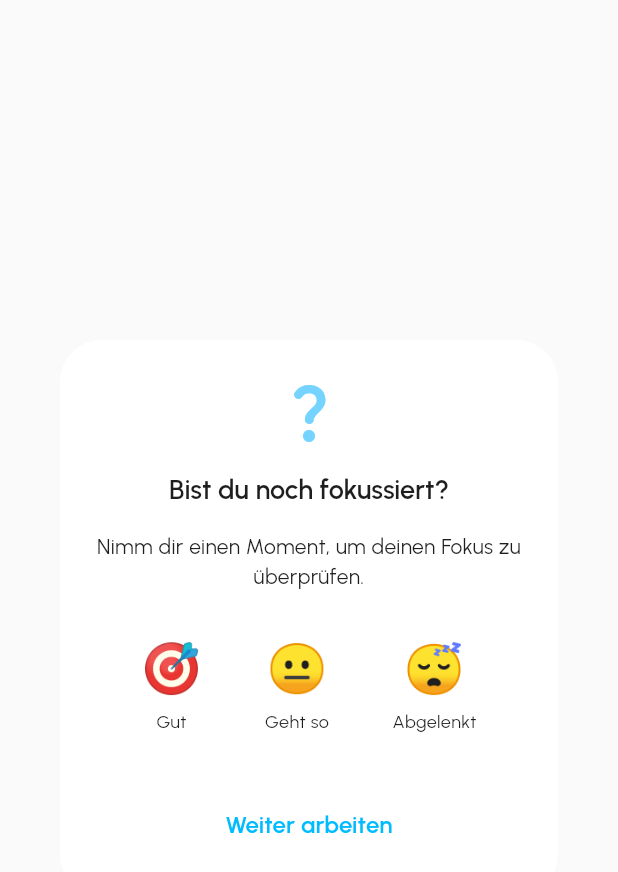
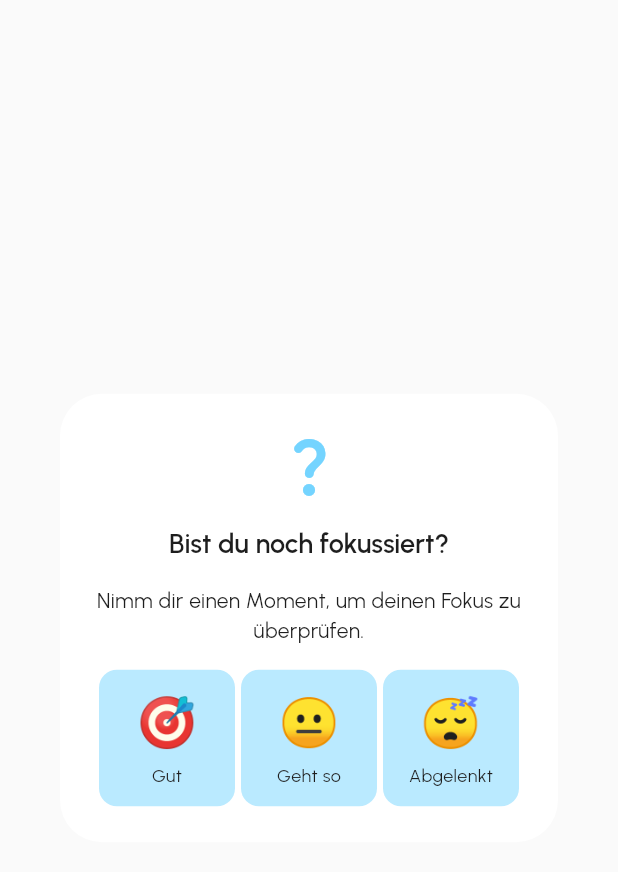
Before and after one commit to selbstlernen-app/selbstlernen-app, a Flutter app: the FocusPromptDialog widget shown alone on an empty page, opened directly with empty values, on a phone screen of 412 x 824 dp. Shown: the top 872 px of the screen. Run offline on Flutter 3.47's test engine with Material 3 defaults, Android fonts, the light colour scheme and no system bars; our stand-ins replace auto_size_text, drift, fl_chart, flutter_heatmap_calendar, flutter_riverpod, flutter_slidable and 5 more; accounts and stored records are empty; generated files the repository leaves out were written again; statements that could not run were skipped.

Commit message:
⚡️Update focus prompter showing three options only

```diff
--- a/lib/domain/models/focus_check.dart
+++ b/lib/domain/models/focus_check.dart
@@ -17,6 +17,4 @@ enum FocusLevel {
   okay,
   // Abgelenkt
   distracted,
-  // User clicked on "Weiter arbeiten" without clicking any of the three options
-  skipped,
 }
--- a/lib/presentation/screens/active_session/widgets/focus_prompt_dialog.dart
+++ b/lib/presentation/screens/active_session/widgets/focus_prompt_dialog.dart
@@ -1,5 +1,6 @@
 import 'package:flutter/material.dart';
 import 'package:srl_app/common_widgets/spacing.dart';
+import 'package:srl_app/core/utils/build_context_extensions.dart';
 import 'package:srl_app/domain/models/focus_check.dart';
 
 class FocusPromptDialog extends StatelessWidget {
@@ -30,7 +31,8 @@ class FocusPromptDialog extends StatelessWidget {
           Row(
             mainAxisAlignment: MainAxisAlignment.spaceEvenly,
             children: [
-              _FocusOption(
+              Expanded(
+                child: _FocusOption(
                   emoji: '🎯',
                   label: 'Gut',
                   onTap: () {
@@ -38,7 +40,9 @@ class FocusPromptDialog extends StatelessWidget {
                     onFocusLevelSelected(FocusLevel.good);
                   },
                 ),
-              _FocusOption(
+              ),
+              Expanded(
+                child: _FocusOption(
                   emoji: '😐',
                   label: 'Geht so',
                   onTap: () {
@@ -46,7 +50,9 @@ class FocusPromptDialog extends StatelessWidget {
                     onFocusLevelSelected(FocusLevel.okay);
                   },
                 ),
-              _FocusOption(
+              ),
+              Expanded(
+                child: _FocusOption(
                   emoji: '😴',
                   label: 'Abgelenkt',
                   onTap: () {
@@ -54,20 +60,11 @@ class FocusPromptDialog extends StatelessWidget {
                     onFocusLevelSelected(FocusLevel.distracted);
                   },
                 ),
+              ),
             ],
           ),
         ],
       ),
-      actionsAlignment: MainAxisAlignment.center,
-      actions: [
-        TextButton(
-          onPressed: () {
-            Navigator.of(context).pop();
-            onFocusLevelSelected(FocusLevel.skipped);
-          },
-          child: const Text('Weiter arbeiten'),
-        ),
-      ],
     );
   }
 }
@@ -85,7 +82,13 @@ class _FocusOption extends StatelessWidget {
 
   @override
   Widget build(BuildContext context) {
-    return InkWell(
+    return Container(
+      margin: const EdgeInsets.symmetric(horizontal: 2),
+      decoration: BoxDecoration(
+        color: context.colorScheme.secondary.withValues(alpha: 0.5),
+        borderRadius: BorderRadius.circular(12),
+      ),
+      child: InkWell(
         onTap: onTap,
         borderRadius: BorderRadius.circular(12),
         child: Padding(
@@ -98,6 +101,7 @@ class _FocusOption extends StatelessWidget {
             ],
           ),
         ),
+      ),
     );
   }
 }
```
Also changed, not shown: lib/presentation/screens/session_statistics/widgets/focus_prompt_card.dart (+1 -11 lines). Lines whose indentation alone changed are shown as unchanged.
